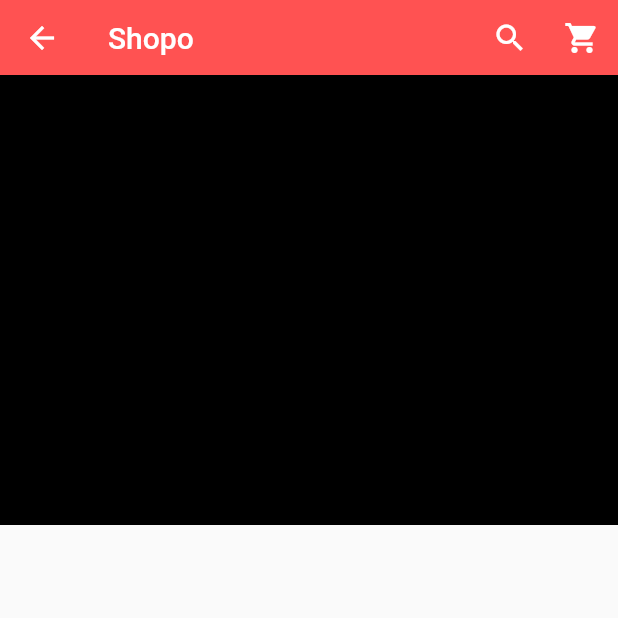
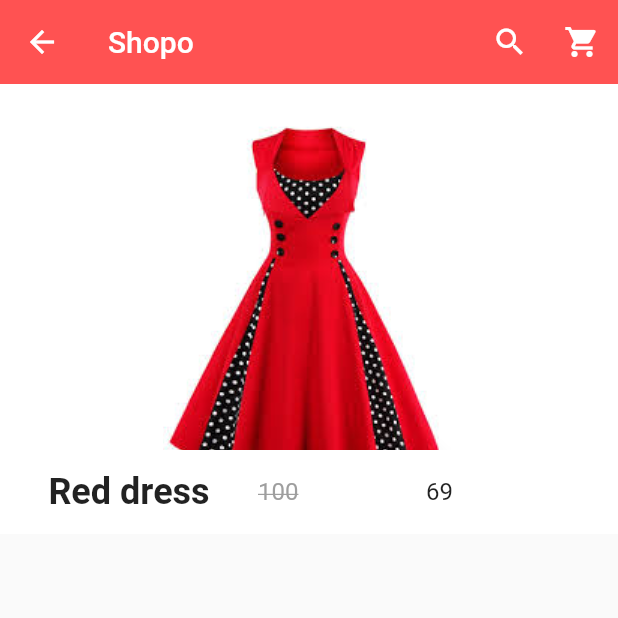
Before and after one commit to HoussamEzzin/shopo, a Flutter app: the screen it shows after launch, after a tap on "Red dress", on a phone screen of 412 x 824 dp, the top half of it. Run offline on Flutter 3.47's test engine with Material 2 defaults, Android fonts, the phone set to English and light mode, and no system bars; our stand-ins replace carousel_pro, google_fonts; Roboto replaces fonts that are missing (Arapey).

Commit message:
fix bugs

```diff
--- a/lib/components/appBar.dart
+++ b/lib/components/appBar.dart
@@ -1,14 +1,15 @@
 import 'package:flutter/material.dart';
+import 'package:google_fonts/google_fonts.dart';
 
 class MyAppBar extends StatelessWidget {
   const MyAppBar({Key? key}) : super(key: key);
 
   @override
   Widget build(BuildContext context) {
-    return AppBar(
+    return SliverAppBar(
       elevation: 0.1,
       backgroundColor: Colors.redAccent,
-      title: Text('Shopo'),
+      title: Text('Shopo', style: GoogleFonts.arapey()),
       actions: [
         IconButton(
             onPressed: () {},
--- a/lib/components/products.dart
+++ b/lib/components/products.dart
@@ -86,8 +86,14 @@ class SingleProduct extends StatelessWidget {
         tag: productName,
         child: Material(
           child: InkWell(
-            onTap: () => Navigator.of(context).push(
-                MaterialPageRoute(builder: (context) => ProductDetails())),
+            onTap: () => Navigator.of(context).push(MaterialPageRoute(
+                //passing the values of the product to the product details
+                builder: (context) => ProductDetails(
+                      productDetailName: productName,
+                      productDetailPicture: productPicture,
+                      productDetailPrice: productPrice,
+                      productDetailOldPrice: productOldPrice,
+                    ))),
             child: GridTile(
               footer: Container(
                 color: Colors.white70,
--- a/lib/home.dart
+++ b/lib/home.dart
@@ -3,6 +3,8 @@ import 'package:flutter/material.dart';
 import 'package:carousel_pro/carousel_pro.dart';
 import 'package:e_commerce_app/components/horizontal_listview.dart';
 import 'package:e_commerce_app/components/products.dart';
+import 'package:flutter/rendering.dart';
+import 'package:google_fonts/google_fonts.dart';
 
 class HomePage extends StatefulWidget {
   const HomePage({Key? key}) : super(key: key);
@@ -36,8 +38,10 @@ class _HomePageState extends State<HomePage> {
 
     return Scaffold(
         appBar: PreferredSize(
-          preferredSize: Size.fromHeight(50.0),
-          child: MyAppBar(),
+          preferredSize: Size.fromHeight(56.0),
+          child: CustomScrollView(
+            slivers: [MyAppBar()],
+          ),
         ),
         drawer: Drawer(
             child: ListView(
--- a/lib/pages/productDetails.dart
+++ b/lib/pages/productDetails.dart
@@ -2,7 +2,18 @@ import 'package:e_commerce_app/components/appBar.dart';
 import 'package:flutter/material.dart';
 
 class ProductDetails extends StatefulWidget {
-  const ProductDetails({Key? key}) : super(key: key);
+  final productDetailName;
+  final productDetailPicture;
+  final productDetailPrice;
+  final productDetailOldPrice;
+
+  const ProductDetails(
+      {Key? key,
+      this.productDetailName,
+      this.productDetailPicture,
+      this.productDetailPrice,
+      this.productDetailOldPrice})
+      : super(key: key);
 
   @override
   _ProductDetailsState createState() => _ProductDetailsState();
@@ -13,14 +24,46 @@ class _ProductDetailsState extends State<ProductDetails> {
   Widget build(BuildContext context) {
     return Scaffold(
         appBar: PreferredSize(
-          preferredSize: Size.fromHeight(50.0),
-          child: MyAppBar(),
+          preferredSize: Size.fromHeight(56.0),
+          child: CustomScrollView(
+            slivers: [MyAppBar()],
+          ),
         ),
         body: ListView(
           children: [
             new Container(
               height: 300.0,
-              color: Colors.black,
+              child: GridTile(
+                child: Container(
+                  color: Colors.white,
+                  child: Image.asset(widget.productDetailPicture),
+                ),
+                footer: Container(
+                    color: Colors.white,
+                    child: ListTile(
+                      leading: Container(
+                        width: 140,
+                        child: Text(
+                          widget.productDetailName,
+                          style: TextStyle(
+                              fontWeight: FontWeight.bold, fontSize: 24.0),
+                          textAlign: TextAlign.center,
+                        ),
+                      ),
+                      title: Row(
+                        children: [
+                          Expanded(
+                              child: Text(
+                            "${widget.productDetailOldPrice}",
+                            style: TextStyle(
+                                color: Colors.grey,
+                                decoration: TextDecoration.lineThrough),
+                          )),
+                          Expanded(child: Text("${widget.productDetailPrice}"))
+                        ],
+                      ),
+                    )),
+              ),
             )
           ],
         ));
--- a/pubspec.yaml
+++ b/pubspec.yaml
@@ -29,6 +29,7 @@ dependencies:
   # Use with the CupertinoIcons class for iOS style icons.
   cupertino_icons: ^1.0.2
   carousel_pro: ^1.0.0
+  google_fonts: ^2.1.0
 
 dev_dependencies:
   flutter_test:
```
Also changed, not shown: pubspec.lock.
